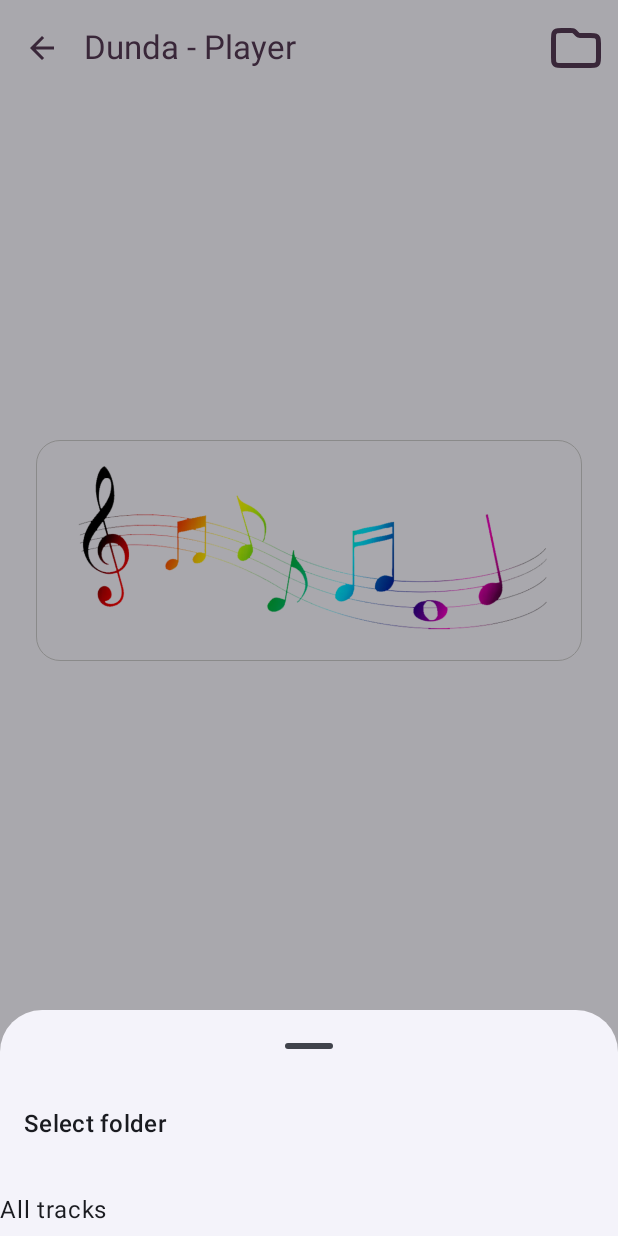
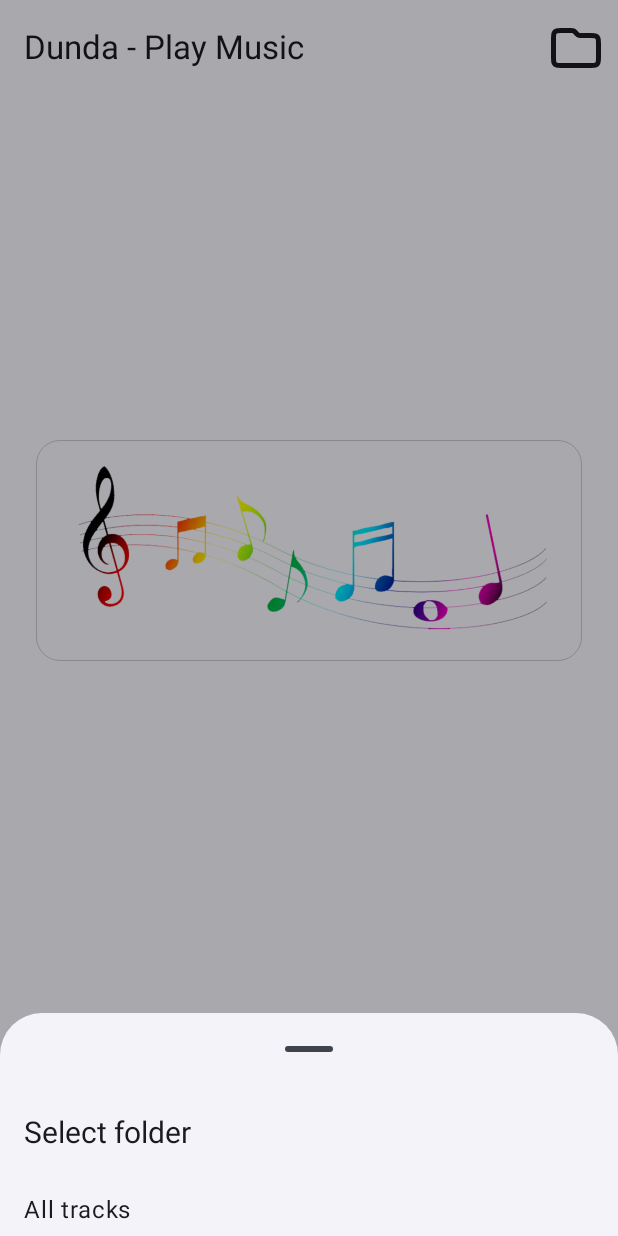
Before and after one commit to yvartpro/dunda, an Android app built with Jetpack Compose: the screen it shows after launch (MainActivity), after a tap on "Folder", on a phone screen of 412 x 824 dp. Run offline under Robolectric (Android 15) with nearby library versions, the phone set to English and light mode, and no system bars.

```diff
--- a/app/build.gradle.kts
+++ b/app/build.gradle.kts
@@ -12,8 +12,8 @@ android {
         applicationId = "com.yvartpro.dunda"
         minSdk = 26
         targetSdk = 35
-        versionCode = 1
-        versionName = "1.0"
+        versionCode = 4
+        versionName = "1.0.3"
 
         testInstrumentationRunner = "androidx.test.runner.AndroidJUnitRunner"
     }
--- a/app/src/main/java/com/yvartpro/dunda/nav/AppNav.kt
+++ b/app/src/main/java/com/yvartpro/dunda/nav/AppNav.kt
@@ -25,9 +25,7 @@ fun AppNav(viewModel: MusicViewModel) {
             }
         }
         composable("player") {
-            PlayerScreen(viewModel, navController) {
-                navController.popBackStack()
-            }
+            PlayerScreen(viewModel, navController)
         }
     }
 }
--- a/app/src/main/java/com/yvartpro/dunda/ui/component/DraggableSheet.kt
+++ b/app/src/main/java/com/yvartpro/dunda/ui/component/DraggableSheet.kt
@@ -13,6 +13,7 @@ import androidx.compose.material3.Text
 import androidx.compose.runtime.Composable
 import androidx.compose.ui.Modifier
 import androidx.compose.ui.unit.dp
+import androidx.compose.ui.unit.sp
 
 /**
  * Generic Modal Bottom Sheet
@@ -37,8 +38,8 @@ fun DraggableSheet(
           .fillMaxWidth()
           .padding(16.dp)
       ) {
-        Text(text = title, style = MaterialTheme.typography.titleMedium)
-        Spacer(Modifier.height(12.dp))
+        Text(text = title, style = MaterialTheme.typography.headlineSmall, fontSize = 20.sp)
+        Spacer(Modifier.height(2.dp))
       }
     content()
     }
--- a/app/src/main/java/com/yvartpro/dunda/ui/component/FolderSheet.kt
+++ b/app/src/main/java/com/yvartpro/dunda/ui/component/FolderSheet.kt
@@ -35,7 +35,7 @@ fun FolderSheet(
         }
         viewModel.toggleShowFolderSheet()
       }
-      .padding(vertical = 8.dp)
+      .padding(vertical = 8.dp, horizontal = 16.dp)
   )
   folders.forEach { folder ->
     Text(
@@ -51,8 +51,7 @@ fun FolderSheet(
           }
           viewModel.toggleShowFolderSheet()
         }
-        .padding(vertical = 8.dp)
+        .padding(vertical = 8.dp, horizontal = 16.dp)
     )
-    HorizontalDivider()
   }
 }
--- a/app/src/main/java/com/yvartpro/dunda/ui/component/PlayButtons.kt
+++ b/app/src/main/java/com/yvartpro/dunda/ui/component/PlayButtons.kt
@@ -45,7 +45,7 @@ fun PlayButtons(viewModel: MusicViewModel) {
     }) {
       Icon(
         painter = painterResource(R.drawable.shuffle),
-        tint = if (isShuffling) MaterialTheme.colorScheme.primary else MaterialTheme.colorScheme.tertiary,
+        tint = if (isShuffling) MaterialTheme.colorScheme.primary else MaterialTheme.colorScheme.secondary,
         contentDescription = "Shuffle",
         modifier = Modifier.size(24.dp)
       )
@@ -54,7 +54,7 @@ fun PlayButtons(viewModel: MusicViewModel) {
       IconButton(onClick = { viewModel.playPrev() }) {
         Icon(
           painter = painterResource(R.drawable.previous),
-          tint = MaterialTheme.colorScheme.tertiary,
+          tint = MaterialTheme.colorScheme.secondary,
           contentDescription = "Previous",
           modifier = Modifier.size(24.dp)
         )
@@ -62,7 +62,7 @@ fun PlayButtons(viewModel: MusicViewModel) {
       IconButton(onClick = { viewModel.togglePlayPause() }) {
         Icon(
           painter = if (isPlaying) painterResource(R.drawable.play_pause) else painterResource(R.drawable.play),
-          tint = MaterialTheme.colorScheme.tertiary,
+          tint = MaterialTheme.colorScheme.secondary,
           contentDescription = "Play/Pause",
           modifier = Modifier.size(24.dp)
         )
@@ -70,7 +70,7 @@ fun PlayButtons(viewModel: MusicViewModel) {
       IconButton(onClick = { viewModel.playNext() }) {
         Icon(
           painter = painterResource(R.drawable.next),
-          tint = MaterialTheme.colorScheme.tertiary,
+          tint = MaterialTheme.colorScheme.secondary,
           contentDescription = "Next",
           modifier = Modifier.size(24.dp)
         )
@@ -79,7 +79,7 @@ fun PlayButtons(viewModel: MusicViewModel) {
     IconButton(onClick = { viewModel.toggleLoop() }) {
       Icon(
         painter = if (isLooping) painterResource(R.drawable.repeat_one) else painterResource(R.drawable.repeat),
-        tint = if (isLooping) MaterialTheme.colorScheme.primary else MaterialTheme.colorScheme.tertiary,
+        tint = if (isLooping) MaterialTheme.colorScheme.primary else MaterialTheme.colorScheme.secondary,
         contentDescription = "Loop",
         modifier = Modifier.size(24.dp)
       )
--- a/app/src/main/java/com/yvartpro/dunda/ui/component/PlayerSheet.kt
+++ b/app/src/main/java/com/yvartpro/dunda/ui/component/PlayerSheet.kt
@@ -30,7 +30,6 @@ import com.yvartpro.dunda.logic.MusicViewModel
 fun PlayerSheet(
   viewModel: MusicViewModel,
 ) {
-
   val currTrack by viewModel.currentTrack.collectAsState()
   val shownTrack by viewModel.showTrack.collectAsState()
   val currentTrack by viewModel.currentTrack.collectAsState()
--- a/app/src/main/java/com/yvartpro/dunda/ui/screen/PlayerScreen.kt
+++ b/app/src/main/java/com/yvartpro/dunda/ui/screen/PlayerScreen.kt
@@ -31,7 +31,6 @@ import com.yvartpro.dunda.ui.component.PlayButtons
 fun PlayerScreen(
   viewModel: MusicViewModel,
   navController: NavController,
-  onBack: () -> Unit
 ) {
   val currentTrack by viewModel.currentTrack.collectAsState()
   val showFolderSheet by viewModel.showFolderSheet.collectAsState()
@@ -44,23 +43,14 @@ fun PlayerScreen(
         tonalElevation = 8.dp,
         modifier = Modifier
           .fillMaxWidth()
-          .background(MaterialTheme.colorScheme.primary),
+          .background(MaterialTheme.colorScheme.background),
       ){
         TopAppBar(
           title = {
             Text(
-              text = "Dunda - Player",
-              color = MaterialTheme.colorScheme.tertiary,
+              text = stringResource(R.string.app_title),
+              color = MaterialTheme.colorScheme.onBackground,
             )
-          },
-          navigationIcon = {
-            IconButton(onClick = onBack) {
-              Icon(
-                Icons.AutoMirrored.Filled.ArrowBack,
-                contentDescription = "Back",
-                tint = MaterialTheme.colorScheme.tertiary
-              )
-            }
           },
           actions = {
             IconButton(onClick = {
@@ -70,7 +60,7 @@ fun PlayerScreen(
               Icon(
                 painter = painterResource(R.drawable.folder),
                 contentDescription = "Folder",
-                tint = MaterialTheme.colorScheme.tertiary
+                tint = MaterialTheme.colorScheme.onBackground
               )
             }
           }
@@ -79,11 +69,11 @@ fun PlayerScreen(
     },
     bottomBar = {
       Surface(
-        color = Color.Transparent,
+        color = MaterialTheme.colorScheme.background,
         tonalElevation = 8.dp,
         modifier = Modifier
           .fillMaxWidth()
-          .background(Color.Transparent)
+          .background(MaterialTheme.colorScheme.background)
           .padding(top = 16.dp)
           .navigationBarsPadding()
       ) {
@@ -106,6 +96,7 @@ fun PlayerScreen(
       modifier = Modifier
         .fillMaxSize()
         .padding(padding)
+        .background(MaterialTheme.colorScheme.background)
         .padding(24.dp),
       verticalArrangement = Arrangement.Center,
       horizontalAlignment = Alignment.CenterHorizontally
@@ -130,7 +121,8 @@ fun PlayerScreen(
           text = stringResource(R.string.playing,it),
           maxLines = 1,
           overflow = TextOverflow.Ellipsis,
-          textAlign = TextAlign.Start
+          textAlign = TextAlign.Start,
+          color = MaterialTheme.colorScheme.onBackground
         )
       }
       Spacer(modifier = Modifier.height(30.dp))
--- a/app/src/main/java/com/yvartpro/dunda/ui/theme/Color.kt
+++ b/app/src/main/java/com/yvartpro/dunda/ui/theme/Color.kt
@@ -2,7 +2,6 @@ package com.yvartpro.dunda.ui.theme
 
 import androidx.compose.ui.graphics.Color
 
-//additional
 val GreenMilitary = Color(0xFF4B5320)
 val GreenDark = Color(0xFF2E3220)
 val GreenLight = Color(0xFF7C8B4A)
--- a/app/src/main/java/com/yvartpro/dunda/ui/theme/Theme.kt
+++ b/app/src/main/java/com/yvartpro/dunda/ui/theme/Theme.kt
@@ -26,7 +26,7 @@ private val LightColors = lightColorScheme(
 private val DarkColors = darkColorScheme(
     primary = GreenMilitary,
     secondary = GreenLight,
-    background = GreenDark,
+    background = Color.DarkGray,
     surface = GreenDark,
     onPrimary = Color.White,
     onSecondary = Color.Black,
--- a/app/src/main/res/values/strings.xml
+++ b/app/src/main/res/values/strings.xml
@@ -6,4 +6,5 @@
     <string name="play">Play</string>
     <string name="sheet_title">Choose folder</string>
     <string name="all">All tracks</string>
+    <string name="app_title" translatable="false">Dunda - Play Music</string>
 </resources>
```
Also changed, not shown: app/src/main/java/com/yvartpro/dunda/ui/component/ProgressionBar.kt (+5 -5 lines), app/src/main/java/com/yvartpro/dunda/ui/screen/MultiMusicScreen.kt (+4 -4 lines), 3 other files.
